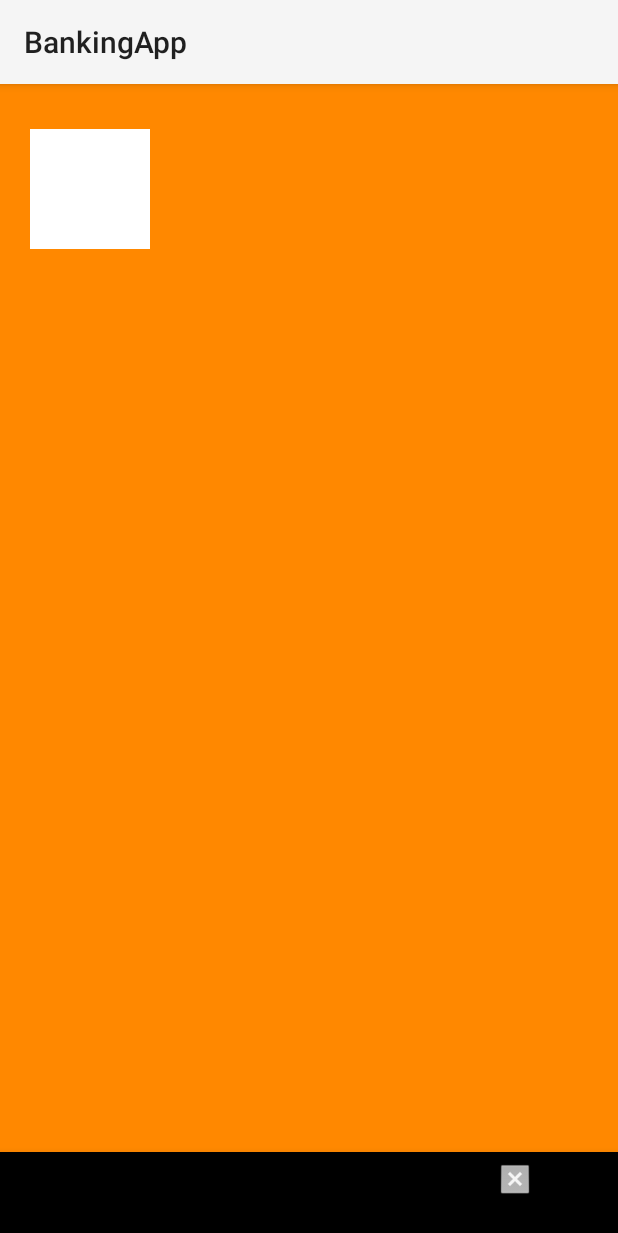
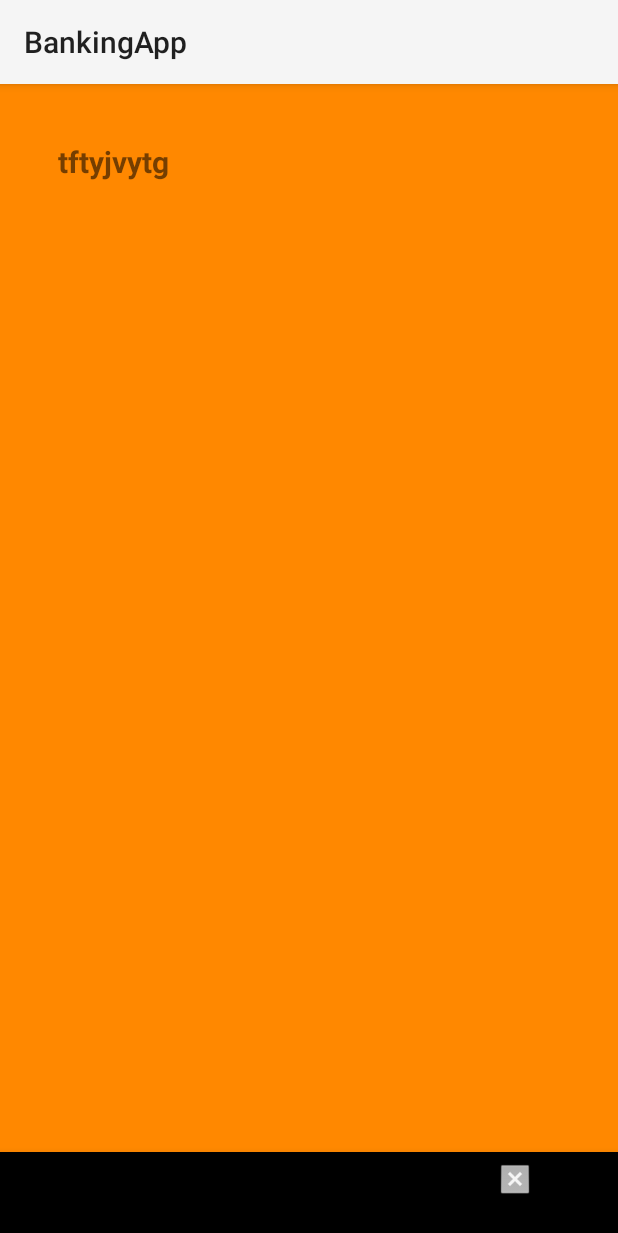
Before and after one commit to SydNS/BankingApp, an Android app: the screen it shows after launch (Home), item 3 of the bottom bar chosen, on a phone screen of 412 x 824 dp. Shown: the top 1233 px of the screen. Run offline under Robolectric (Android 15) with nearby library versions, the phone set to English and light mode, and no system bars.

Commit message:
attaching and detaching frags

```diff
--- a/app/src/main/java/com/example/bankingapp/Home.kt
+++ b/app/src/main/java/com/example/bankingapp/Home.kt
@@ -12,16 +12,22 @@ class Home : AppCompatActivity() {
         setContentView(R.layout.activity_home)
 
         var bottomnav=findViewById<BottomNavigationView>(R.id.bottomnav)
+        supportFragmentManager.beginTransaction().replace(R.id.fragment_container, HomeFrag())
+            .commit()
         bottomnav.setOnNavigationItemSelectedListener {
             when(it.itemId){
                 R.id.menu_home -> {
                     Toast.makeText(this, "aysy", Toast.LENGTH_SHORT).show()
                     val fragment = HomeFrag()
-                    supportFragmentManager.beginTransaction().replace(R.id.container, fragment)
+                    supportFragmentManager.beginTransaction().replace(R.id.fragment_container, HomeFrag())
                         .commit()
                 }
-                R.id.menu_profile -> Toast.makeText(this, "menu_notification", Toast.LENGTH_SHORT)
-                    .show()
+                R.id.menu_profile ->{
+                    Toast.makeText(this, "Transactions", Toast.LENGTH_SHORT).show()
+                    val fragment = Transactions()
+                    supportFragmentManager.beginTransaction().replace(R.id.fragment_container, HomeFrag())
+                        .commit()
+                }
                 R.id.menu_notification->Toast.makeText(this,"menu_noti",Toast.LENGTH_SHORT).show()
 
             }
--- a/app/src/main/java/com/example/bankingapp/HomeFrag.kt
+++ b/app/src/main/java/com/example/bankingapp/HomeFrag.kt
@@ -26,7 +26,7 @@ class HomeFrag : Fragment() {
         // Inflate the layout for this fragment
         val v:View = inflater.inflate(R.layout.fragment_home, container, false)
         val tv:TextView=v.findViewById(R.id.tvResult5)
-        tv.text
+        tv.text="tftyjvytg"
         return v
 
 
--- /dev/null
+++ b/app/src/main/java/com/example/bankingapp/Transactions.kt
@@ -0,0 +1,5 @@
+package com.example.bankingapp
+
+class Transactions {
+
+}
--- a/app/src/main/res/layout/activity_home.xml
+++ b/app/src/main/res/layout/activity_home.xml
@@ -10,17 +10,7 @@
         android:id="@+id/fragment_container"
         android:layout_width="match_parent"
         android:layout_height="match_parent"
-        android:layout_above="@id/bottomnav">
-
-        <ImageView
-            android:id="@+id/userimage"
-            android:layout_width="80dp"
-            android:layout_height="80dp"
-            android:layout_marginTop="30dp"
-            android:layout_marginLeft="20dp"
-            android:src="@android:color/white"/>
-
-    </FrameLayout>
+        android:layout_above="@id/bottomnav"/>
 
 
     <com.google.android.material.bottomnavigation.BottomNavigationView
```
